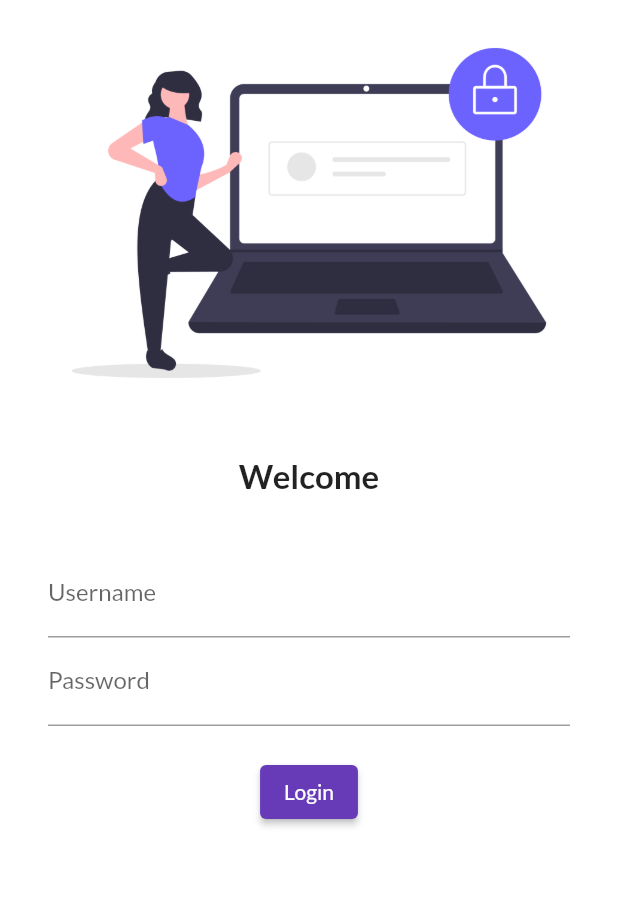
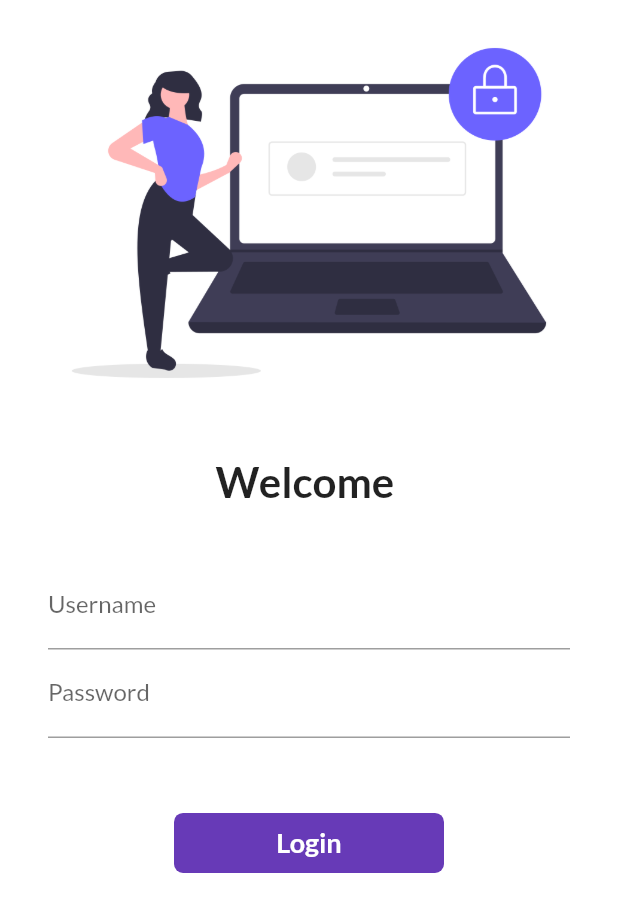
Before and after one commit to vyankatesh-nyati/flutter-catalog-app, a Flutter app: the screen it shows after launch, on a phone screen of 412 x 824 dp. Shown: the top 912 px of the screen. Run offline on Flutter 3.47's test engine with Material 2 defaults, Android fonts, the phone set to English and light mode, and no system bars; our stand-ins replace google_fonts.

Commit message:
animations and form submit button

```diff
--- a/lib/main.dart
+++ b/lib/main.dart
@@ -2,6 +2,7 @@ import 'package:flutter/material.dart';
 import 'package:flutter_learning/pages/home_page.dart';
 import 'package:flutter_learning/pages/login_page.dart';
 import 'package:google_fonts/google_fonts.dart';
+import './utils//routes.dart';
 
 void main() {
   runApp(MyApp());
@@ -21,8 +22,8 @@ class MyApp extends StatelessWidget {
       darkTheme: ThemeData(brightness: Brightness.dark),
       routes: {
         "/": (context) => LoginPage(),
-        "/home": (context) => HomePage(),
-        "/login": (context) => LoginPage()
+        MyRoutes.homeRoute: (context) => HomePage(),
+        MyRoutes.loginRoute: (context) => LoginPage()
       },
     );
   }
--- a/lib/pages/login_page.dart
+++ b/lib/pages/login_page.dart
@@ -1,10 +1,22 @@
+// ignore_for_file: avoid_print
+
 import 'package:flutter/material.dart';
+import 'package:flutter_learning/utils/routes.dart';
 
-class LoginPage extends StatelessWidget {
+class LoginPage extends StatefulWidget {
+  @override
+  State<LoginPage> createState() => _LoginPageState();
+}
+
+class _LoginPageState extends State<LoginPage> {
+  String name = "";
+  bool changeButton = false;
+
   @override
   Widget build(BuildContext context) {
     return Material(
         color: Colors.white,
+        child: SingleChildScrollView(
           child: Column(
             children: [
               Image.asset(
@@ -14,20 +26,23 @@ class LoginPage extends StatelessWidget {
               const SizedBox(
                 height: 20,
               ),
-            const Text(
-              "Welcome",
-              style: TextStyle(fontSize: 22, fontWeight: FontWeight.bold),
+              Text(
+                "Welcome $name",
+                style:
+                    const TextStyle(fontSize: 28, fontWeight: FontWeight.bold),
               ),
               const SizedBox(
                 height: 20,
               ),
               Padding(
-              padding: const EdgeInsets.symmetric(vertical: 16, horizontal: 32),
+                padding:
+                    const EdgeInsets.symmetric(vertical: 16, horizontal: 32),
                 child: Column(
                   children: [
                     TextFormField(
                       decoration: const InputDecoration(
                           hintText: "Enter username", labelText: "Username"),
+                      onChanged: (value) => {name = value, setState(() {})},
                     ),
                     TextFormField(
                       obscureText: true,
@@ -37,17 +52,50 @@ class LoginPage extends StatelessWidget {
                       ),
                     ),
                     const SizedBox(
-                    height: 20,
+                      height: 50,
                     ),
-                  ElevatedButton(
-                    onPressed: () => {print("Hey, you clicked that button.")},
-                    style: TextButton.styleFrom(),
-                    child: const Text("Login"),
+                    InkWell(
+                      onTap: () async {
+                        setState(() {
+                          changeButton = true;
+                        });
+                        await Future.delayed(const Duration(seconds: 1));
+                        Navigator.pushNamed(context, MyRoutes.homeRoute);
+                      },
+                      child: AnimatedContainer(
+                          duration: const Duration(seconds: 1),
+                          height: 40,
+                          width: changeButton ? 40 : 180,
+                          alignment: Alignment.center,
+                          decoration: BoxDecoration(
+                              borderRadius:
+                                  BorderRadius.circular(changeButton ? 50 : 6),
+                              color: Colors.deepPurple),
+                          child: changeButton
+                              ? const Icon(
+                                  Icons.done,
+                                  color: Colors.white,
                                 )
+                              : const Text(
+                                  "Login",
+                                  style: TextStyle(
+                                      fontSize: 18,
+                                      color: Colors.white,
+                                      fontWeight: FontWeight.bold),
+                                )),
+                    )
+                    // ElevatedButton(
+                    //   onPressed: () =>
+                    //       {Navigator.pushNamed(context, MyRoutes.homeRoute)},
+                    //   style: TextButton.styleFrom(
+                    //       minimumSize: const Size(180, 40)),
+                    //   child: const Text("Login"),
+                    // )
                   ],
                 ),
               )
             ],
+          ),
         ));
   }
 }
--- /dev/null
+++ b/lib/utils/routes.dart
@@ -0,0 +1,4 @@
+class MyRoutes {
+  static String loginRoute = "/login";
+  static String homeRoute = "/home";
+}
```
Also changed, not shown: 1 other file. Lines whose indentation alone changed are shown as unchanged.
